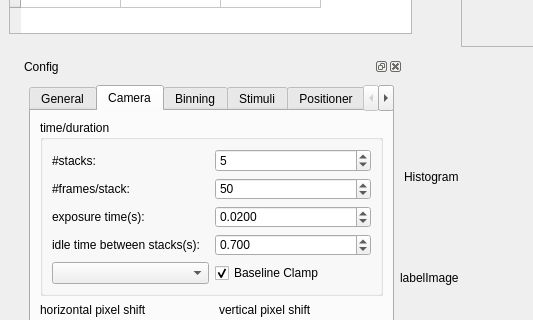
The window that imagine.ui (HolyLab/Imagine) describes before a commit, drawn with Qt 5; both pictures show x 0 to 533 and y 121 to 441 of the 763 by 643 pixel window.
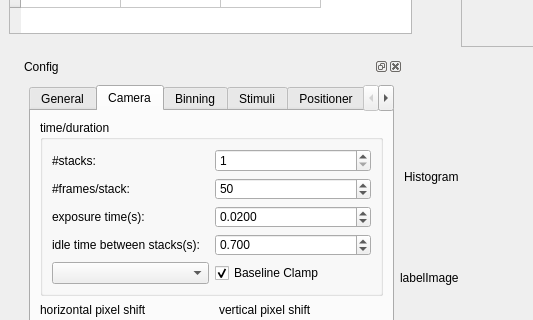
The same window after the commit. Icons and pictures are not drawn. Custom widgets are drawn as their Qt base class.

Commit message: chg ui to ease debug

```diff
--- a/imagine.ui
+++ b/imagine.ui
@@ -328,7 +328,7 @@
                 <number>999999999</number>
                </property>
                <property name="value">
-                <number>5</number>
+                <number>1</number>
                </property>
               </widget>
              </item>
```
